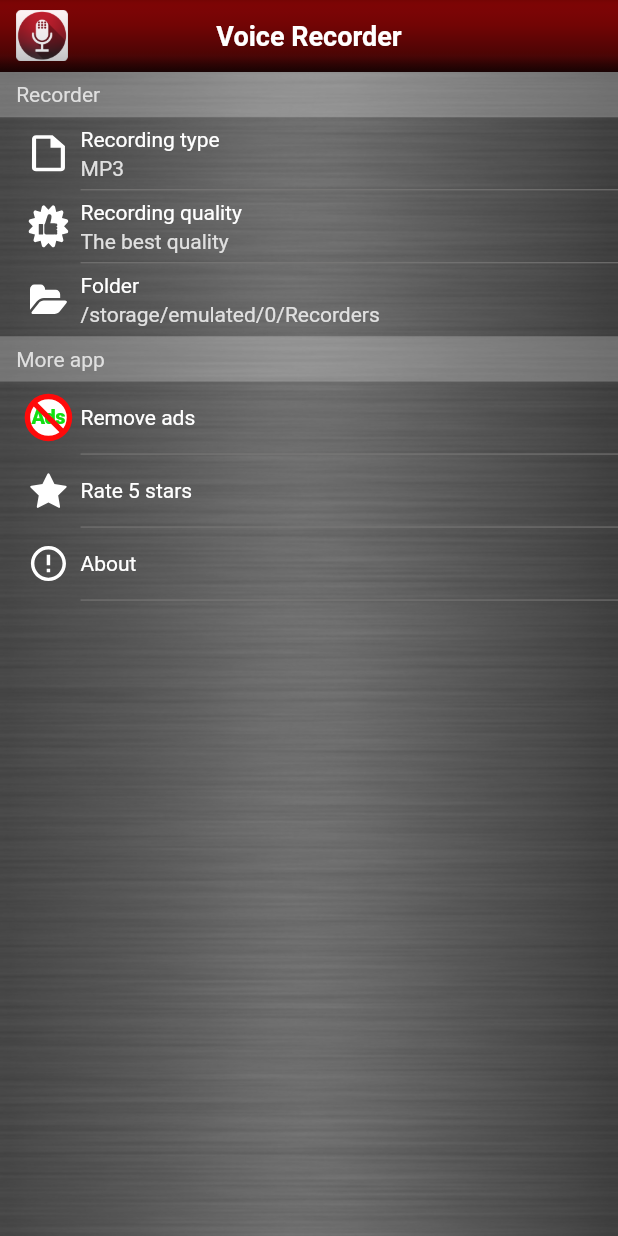
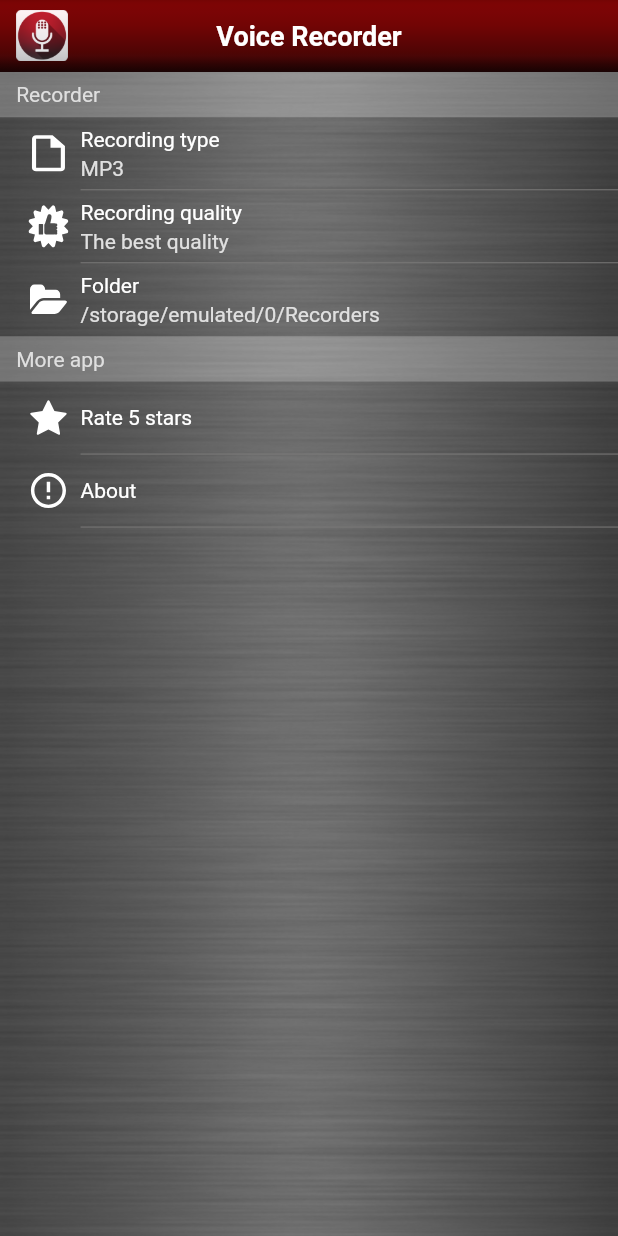
Before and after one commit to spencerchase11-ops/voice_recorder, a Flutter app: the screen it shows after launch, after a tap on "Settings", on a phone screen of 412 x 824 dp. Run offline on Flutter 3.47's test engine with Material 3 defaults, Android fonts, the phone set to English and light mode, and no system bars; our stand-ins replace just_audio, package_info_plus, share_plus, shared_preferences; missing offline and left inert: audio_session, dart:ffi, record.

Commit message:
Drop the "no ads" badge and the Remove ads setting
The badge on the Recorder screen and the Settings row sold the original's
ad-free premium version. This app is free and has no ads, so both are gone,
along with the badge widget and the Roboto Black font that only its "Ads"
lettering used. On short screens the microphone now keeps 8 dp under the
header instead of making room for the badge.

Co-Authored-By: Claude Opus 5.5 <noreply@anthropic.com>
Claude-Session: https://claude.ai/code/session_01Dw1KvLYRKSfYj36C6qMyWq

```diff
--- a/lib/src/ui/screens/common_actions.dart
+++ b/lib/src/ui/screens/common_actions.dart
@@ -62,9 +62,3 @@ Future<bool> showChooseFolderDialog(BuildContext context) async {
   if (go != true || !context.mounted) return false;
   return app.chooseFolder();
 }
-
-Future<void> showRemoveAdsDialog(BuildContext context) => showMessageDialog(
-  context,
-  title: 'Remove ads',
-  message: 'This version of Voice Recorder has no ads, so there is nothing to remove.',
-);
--- a/lib/src/ui/screens/recorder_screen.dart
+++ b/lib/src/ui/screens/recorder_screen.dart
@@ -139,8 +139,8 @@ class _RecorderBody extends StatelessWidget {
         final buttonsY = boxCenterY + Spec.buttonsCenterOffset;
 
         // The microphone sits on the timer box; shrink it on short screens so it
-        // never runs into the "no ads" button.
-        const micTopLimit = Spec.adsButtonInset + Spec.adsButtonSize + 8;
+        // keeps a small margin below the header.
+        const micTopLimit = Spec.microphoneTopMargin;
         final micBottom = boxTop - Spec.microphoneGap;
         final micScale = math.min(
           1.0,
@@ -155,18 +155,6 @@ class _RecorderBody extends StatelessWidget {
         return Stack(
           clipBehavior: Clip.none,
           children: [
-            Positioned(
-              left: Spec.adsButtonInset - 11,
-              top: Spec.adsButtonInset - 11,
-              width: Spec.adsButtonSize + 22,
-              height: Spec.adsButtonSize + 22,
-              child: PressableArea(
-                onTap: () => showRemoveAdsDialog(context),
-                semanticLabel: 'Remove ads',
-                highlight: const Color(0x00000000),
-                child: const Center(child: AdsBadge(size: Spec.adsButtonSize)),
-              ),
-            ),
             Positioned(
               left: (w - micSize.width) / 2 + Spec.microphoneOffsetX,
               top: micBottom - micSize.height,
--- a/lib/src/ui/screens/settings_screen.dart
+++ b/lib/src/ui/screens/settings_screen.dart
@@ -13,7 +13,6 @@ import '../dialogs/dialogs.dart';
 import '../icons/app_icons.dart';
 import '../spec.dart';
 import '../widgets/frame.dart';
-import '../widgets/recorder_widgets.dart';
 import '../widgets/red_bars.dart';
 import '../widgets/toast.dart';
 import 'common_actions.dart';
@@ -116,11 +115,6 @@ class SettingsScreen extends StatelessWidget {
                           },
                   ),
                   const _Section('More app'),
-                  _Item(
-                    icon: const AdsBadge(size: 31.7, colored: true),
-                    title: 'Remove ads',
-                    onTap: () => showRemoveAdsDialog(context),
-                  ),
                   _Item(
                     icon: const InkIcon(
                       AppIcons.star,
--- a/lib/src/ui/spec.dart
+++ b/lib/src/ui/spec.dart
@@ -113,8 +113,6 @@ abstract final class Spec {
 
   // ------------------------------------------------------ recorder screen
   /// Offsets inside the body (the area between the header and the tab bar).
-  static const double adsButtonInset = 16;
-  static const double adsButtonSize = 26;
 
   /// The timer box is vertically centred in the body, 2.5 dp low.
   static const double timerCenterOffset = 2.5;
@@ -136,6 +134,9 @@ abstract final class Spec {
   /// The original artwork's axis sits 0.86 dp left of the screen centre.
   static const double microphoneOffsetX = -0.86;
   static const double microphoneGap = 0.3;
+
+  /// On short screens the microphone shrinks to keep this much room above it.
+  static const double microphoneTopMargin = 8;
 
   /// Glossy buttons: canvas sizes of the rendered artwork and the centres of
   /// the buttons measured from the screen edges.
--- a/lib/src/ui/widgets/recorder_widgets.dart
+++ b/lib/src/ui/widgets/recorder_widgets.dart
@@ -1,5 +1,3 @@
-import 'dart:math' as math;
-
 import 'package:flutter/widgets.dart';
 
 import '../spec.dart';
@@ -187,71 +185,3 @@ class _GlossyButtonState extends State<GlossyButton> {
     );
   }
 }
-
-/// The "no ads" badge: white outline on the Recorder screen, red/green in
-/// Settings.
-class AdsBadge extends StatelessWidget {
-  const AdsBadge({super.key, required this.size, this.colored = false});
-
-  final double size;
-  final bool colored;
-
-  @override
-  Widget build(BuildContext context) {
-    return CustomPaint(size: Size.square(size), painter: _AdsPainter(colored));
-  }
-}
-
-class _AdsPainter extends CustomPainter {
-  _AdsPainter(this.colored);
-
-  final bool colored;
-
-  @override
-  void paint(Canvas canvas, Size size) {
-    final s = size.width;
-    final c = Offset(s / 2, s / 2);
-    final ringColor = colored
-        ? const Color(0xFFFF0A0A)
-        : const Color(0xFFFFFFFF);
-    final ringWidth = s * (colored ? 0.115 : 0.085);
-    final r = s / 2 - ringWidth / 2;
-
-    if (colored) {
-      canvas.drawCircle(c, r, Paint()..color = const Color(0xFFFFFFFF));
-    }
-
-    final tp = TextPainter(
-      text: TextSpan(
-        text: 'Ads',
-        style: TextStyle(
-          fontFamily: Spec.font,
-          fontWeight: FontWeight.w900,
-          fontSize: s * 0.42,
-          letterSpacing: -s * 0.012,
-          color: colored ? const Color(0xFF12E012) : const Color(0xFFFFFFFF),
-          height: 1,
-        ),
-      ),
-      textDirection: TextDirection.ltr,
-    )..layout();
-    tp.paint(canvas, c - Offset(tp.width / 2, tp.height * 0.52));
-
-    final ring = Paint()
-      ..style = PaintingStyle.stroke
-      ..strokeWidth = ringWidth
-      ..color = ringColor;
-    canvas.drawCircle(c, r, ring);
-    final d = r * math.cos(math.pi / 4);
-    canvas.drawLine(
-      c + Offset(-d, -d),
-      c + Offset(d, d),
-      Paint()
-        ..strokeWidth = ringWidth * (colored ? 0.95 : 0.9)
-        ..color = ringColor,
-    );
-  }
-
-  @override
-  bool shouldRepaint(_AdsPainter old) => old.colored != colored;
-}
--- a/pubspec.yaml
+++ b/pubspec.yaml
@@ -43,5 +43,3 @@ flutter:
           weight: 500
         - asset: assets/fonts/Roboto-Bold.ttf
           weight: 700
-        - asset: assets/fonts/Roboto-Black.ttf
-          weight: 900
```
Also changed, not shown: assets/fonts/Roboto-Black.ttf (deleted), 8 other files.
